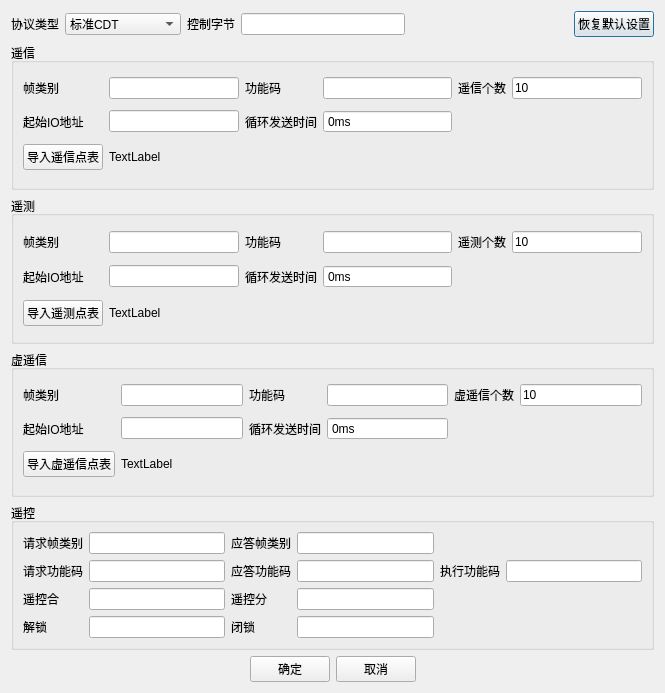
First picture: the form in ProtocolTool/ui/cdtsettingdlg.ui, repository CGinMax/ProtocolTools, before the edit.
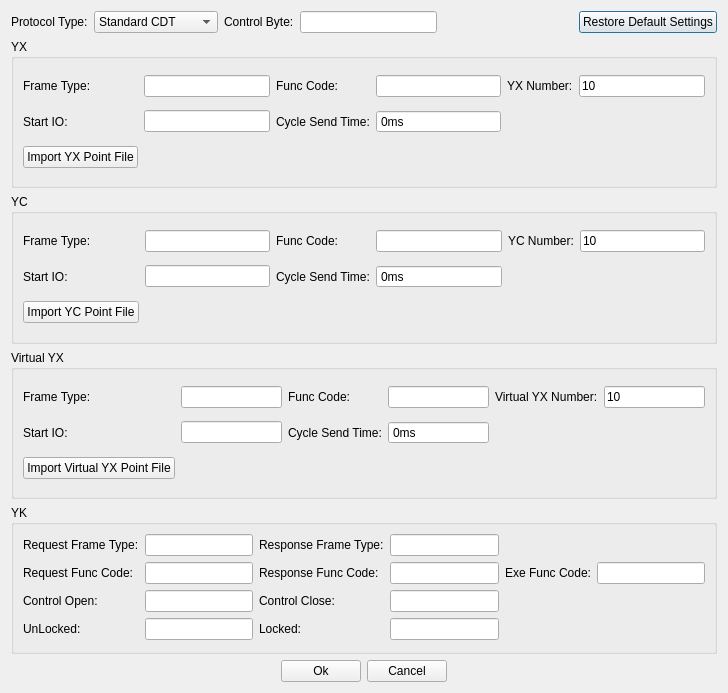
Second picture: the form after the edit.

What changed in the file:
```diff
--- a/ProtocolTool/ui/cdtsettingdlg.ui
+++ b/ProtocolTool/ui/cdtsettingdlg.ui
@@ -6,7 +6,7 @@
    <rect>
     <x>0</x>
     <y>0</y>
-    <width>665</width>
+    <width>728</width>
     <height>693</height>
    </rect>
   </property>
@@ -19,7 +19,7 @@
      <item>
       <widget class="QLabel" name="txtProtocolType">
        <property name="text">
-        <string>协议类型</string>
+        <string>Protocol Type:</string>
        </property>
       </widget>
      </item>
@@ -27,27 +27,27 @@
       <widget class="QComboBox" name="cbbProtocol">
        <item>
         <property name="text">
-         <string>标准CDT</string>
+         <string>Standard CDT</string>
         </property>
        </item>
        <item>
         <property name="text">
-         <string>共创交互式CDT</string>
+         <string>GC Interace CDT</string>
         </property>
        </item>
        <item>
         <property name="text">
-         <string>优特CDT</string>
+         <string>UT CDT</string>
         </property>
        </item>
        <item>
         <property name="text">
-         <string>南瑞CDT</string>
+         <string>NR CDT</string>
         </property>
        </item>
        <item>
         <property name="text">
-         <string>南瑞UDP</string>
+         <string>NR UDP</string>
         </property>
        </item>
       </widget>
@@ -55,7 +55,7 @@
      <item>
       <widget class="QLabel" name="label">
        <property name="text">
-        <string>控制字节</string>
+        <string>Control Byte:</string>
        </property>
       </widget>
      </item>
@@ -78,7 +78,7 @@
      <item>
       <widget class="QPushButton" name="btnReset">
        <property name="text">
-        <string>恢复默认设置</string>
+        <string>Restore Default Settings</string>
        </property>
       </widget>
      </item>
@@ -87,7 +87,7 @@
    <item>
     <widget class="QGroupBox" name="groupBoxYx">
      <property name="title">
-      <string>遥信</string>
+      <string>YX</string>
      </property>
      <layout class="QGridLayout" name="gridLayout">
       <item row="1" column="3">
@@ -109,28 +109,28 @@
       <item row="0" column="4">
        <widget class="QLabel" name="label_4">
         <property name="text">
-         <string>遥信个数</string>
+         <string>YX Number:</string>
         </property>
        </widget>
       </item>
       <item row="1" column="2">
        <widget class="QLabel" name="label_19">
         <property name="text">
-         <string>循环发送时间</string>
+         <string>Cycle Send Time:</string>
         </property>
        </widget>
       </item>
       <item row="1" column="0">
        <widget class="QLabel" name="label_5">
         <property name="text">
-         <string>起始IO地址</string>
+         <string>Start IO:</string>
         </property>
        </widget>
       </item>
       <item row="0" column="2">
        <widget class="QLabel" name="label_3">
         <property name="text">
-         <string>功能码</string>
+         <string>Func Code:</string>
         </property>
        </widget>
       </item>
@@ -143,14 +143,14 @@
       <item row="0" column="5">
        <widget class="QLineEdit" name="edYxNum">
         <property name="text">
-         <string>10</string>
+         <string notr="true">10</string>
         </property>
        </widget>
       </item>
       <item row="0" column="0">
        <widget class="QLabel" name="label_2">
         <property name="text">
-         <string>帧类别</string>
+         <string>Frame Type:</string>
         </property>
        </widget>
       </item>
@@ -160,14 +160,14 @@
       <item row="2" column="1" colspan="5">
        <widget class="QLabel" name="txtYxSheetInfo">
         <property name="text">
-         <string>TextLabel</string>
+         <string/>
         </property>
        </widget>
       </item>
       <item row="2" column="0">
        <widget class="QPushButton" name="btnYxImportSheet">
         <property name="text">
-         <string>导入遥信点表</string>
+         <string>Import YX Point File</string>
         </property>
        </widget>
       </item>
@@ -177,34 +177,34 @@
    <item>
     <widget class="QGroupBox" name="groupBoxYc">
      <property name="title">
-      <string>遥测</string>
+      <string>YC</string>
      </property>
      <layout class="QGridLayout" name="gridLayout_2">
       <item row="0" column="4">
        <widget class="QLabel" name="label_9">
         <property name="text">
-         <string>遥测个数</string>
+         <string>YC Number:</string>
         </property>
        </widget>
       </item>
       <item row="1" column="0">
        <widget class="QLabel" name="label_7">
         <property name="text">
-         <string>起始IO地址</string>
+         <string>Start IO:</string>
         </property>
        </widget>
       </item>
       <item row="1" column="2">
        <widget class="QLabel" name="label_20">
         <property name="text">
-         <string>循环发送时间</string>
+         <string>Cycle Send Time:</string>
         </property>
        </widget>
       </item>
       <item row="0" column="2">
        <widget class="QLabel" name="label_8">
         <property name="text">
-         <string>功能码</string>
+         <string>Func Code:</string>
         </property>
        </widget>
       </item>
@@ -233,7 +233,7 @@
       <item row="0" column="0">
        <widget class="QLabel" name="label_6">
         <property name="text">
-         <string>帧类别</string>
+         <string>Frame Type:</string>
         </property>
        </widget>
       </item>
@@ -243,21 +243,21 @@
       <item row="0" column="5">
        <widget class="QLineEdit" name="edYcNum">
         <property name="text">
-         <string>10</string>
+         <string notr="true">10</string>
         </property>
        </widget>
       </item>
       <item row="2" column="1" colspan="5">
        <widget class="QLabel" name="txtYcSheetInfo">
         <property name="text">
-         <string>TextLabel</string>
+         <string/>
         </property>
        </widget>
       </item>
       <item row="2" column="0">
        <widget class="QPushButton" name="btnYcImportSheet">
         <property name="text">
-         <string>导入遥测点表</string>
+         <string>Import YC Point File</string>
         </property>
        </widget>
       </item>
@@ -267,41 +267,41 @@
    <item>
     <widget class="QGroupBox" name="groupBoxVYx">
      <property name="title">
-      <string>虚遥信</string>
+      <string>Virtual YX</string>
      </property>
      <layout class="QGridLayout" name="gridLayout_4">
       <item row="1" column="0">
        <widget class="QLabel" name="label_18">
         <property name="text">
-         <string>起始IO地址</string>
+         <string>Start IO:</string>
         </property>
        </widget>
       </item>
       <item row="0" column="4">
        <widget class="QLabel" name="label_17">
         <property name="text">
-         <string>虚遥信个数</string>
+         <string>Virtual YX Number:</string>
         </property>
        </widget>
       </item>
       <item row="0" column="0">
        <widget class="QLabel" name="label_15">
         <property name="text">
-         <string>帧类别</string>
+         <string>Frame Type:</string>
         </property>
        </widget>
       </item>
       <item row="1" column="2">
        <widget class="QLabel" name="label_21">
         <property name="text">
-         <string>循环发送时间</string>
+         <string>Cycle Send Time:</string>
         </property>
        </widget>
       </item>
       <item row="0" column="2">
        <widget class="QLabel" name="label_16">
         <property name="text">
-         <string>功能码</string>
+         <string>Func Code:</string>
         </property>
        </widget>
       </item>
@@ -330,7 +330,7 @@
       <item row="0" column="5">
        <widget class="QLineEdit" name="edVYxNum">
         <property name="text">
-         <string>10</string>
+         <string notr="true">10</string>
         </property>
        </widget>
       </item>
@@ -340,14 +340,14 @@
       <item row="2" column="1" colspan="5">
        <widget class="QLabel" name="txtVYxSheetInfo">
         <property name="text">
-         <string>TextLabel</string>
+         <string/>
         </property>
        </widget>
       </item>
       <item row="2" column="0">
        <widget class="QPushButton" name="btnVYxImportSheet">
         <property name="text">
-         <string>导入虚遥信点表</string>
+         <string>Import Virtual YX Point File</string>
         </property>
        </widget>
       </item>
@@ -357,7 +357,7 @@
    <item>
     <widget class="QGroupBox" name="groupBox_3">
      <property name="title">
-      <string>遥控</string>
+      <string>YK</string>
      </property>
      <layout class="QGridLayout" name="gridLayout_3">
       <item row="0" column="2">
@@ -366,7 +366,7 @@
       <item row="2" column="3">
        <widget class="QLabel" name="label_12">
         <property name="text">
-         <string>遥控分</string>
+         <string>Control Close:</string>
         </property>
        </widget>
       </item>
@@ -376,14 +376,14 @@
       <item row="3" column="3">
        <widget class="QLabel" name="label_14">
         <property name="text">
-         <string>闭锁</string>
+         <string>Locked:</string>
         </property>
        </widget>
       </item>
       <item row="2" column="0">
        <widget class="QLabel" name="label_11">
         <property name="text">
-         <string>遥控合</string>
+         <string>Control Open:</string>
         </property>
        </widget>
       </item>
@@ -399,28 +399,28 @@
       <item row="3" column="0">
        <widget class="QLabel" name="label_13">
         <property name="text">
-         <string>解锁</string>
+         <string>UnLocked:</string>
         </property>
        </widget>
       </item>
       <item row="1" column="0">
        <widget class="QLabel" name="label_23">
         <property name="text">
-         <string>请求功能码</string>
+         <string>Request Func Code:</string>
         </property>
        </widget>
       </item>
       <item row="0" column="0">
        <widget class="QLabel" name="label_10">
         <property name="text">
-         <string>请求帧类别</string>
+         <string>Request Frame Type:</string>
         </property>
        </widget>
       </item>
       <item row="0" column="3">
        <widget class="QLabel" name="label_22">
         <property name="text">
-         <string>应答帧类别</string>
+         <string>Response Frame Type:</string>
         </property>
        </widget>
       </item>
@@ -436,14 +436,14 @@
       <item row="1" column="5">
        <widget class="QLabel" name="label_25">
         <property name="text">
-         <string>执行功能码</string>
+         <string>Exe Func Code:</string>
         </property>
        </widget>
       </item>
       <item row="1" column="3">
        <widget class="QLabel" name="label_24">
         <property name="text">
-         <string>应答功能码</string>
+         <string>Response Func Code:</string>
         </property>
        </widget>
       </item>
@@ -471,14 +471,14 @@
      <item>
       <widget class="QPushButton" name="btnOk">
        <property name="text">
-        <string>确定</string>
+        <string>Ok</string>
        </property>
       </widget>
      </item>
      <item>
       <widget class="QPushButton" name="btnCancel">
        <property name="text">
-        <string>取消</string>
+        <string>Cancel</string>
        </property>
       </widget>
      </item>
```
